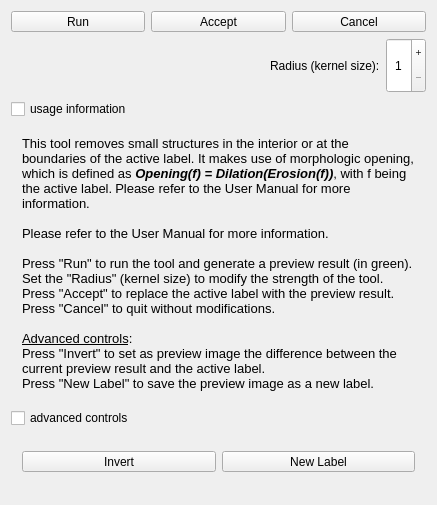
First picture: the form in Modules/SegmentationUI/Qmitk/QmitkOpenTool3DGUIControls.ui, repository MITK/MITK, before the edit.
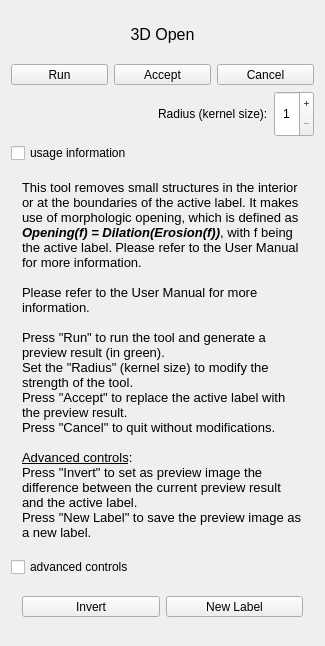
Second picture: the form after the edit. Icons and pictures are not drawn.

```diff
--- a/Modules/SegmentationUI/Qmitk/QmitkOpenTool3DGUIControls.ui
+++ b/Modules/SegmentationUI/Qmitk/QmitkOpenTool3DGUIControls.ui
@@ -6,8 +6,8 @@
    <rect>
     <x>0</x>
     <y>0</y>
-    <width>437</width>
-    <height>505</height>
+    <width>325</width>
+    <height>646</height>
    </rect>
   </property>
   <property name="sizePolicy">
@@ -29,6 +29,21 @@
    <string/>
   </property>
   <layout class="QVBoxLayout" name="verticalLayout_2">
+   <item>
+    <widget class="QLabel" name="label">
+     <property name="font">
+      <font>
+       <pointsize>12</pointsize>
+      </font>
+     </property>
+     <property name="text">
+      <string>3D Open</string>
+     </property>
+     <property name="alignment">
+      <set>Qt::AlignCenter</set>
+     </property>
+    </widget>
+   </item>
    <item>
     <layout class="QHBoxLayout" name="horizontalLayout_2">
      <item>
```
